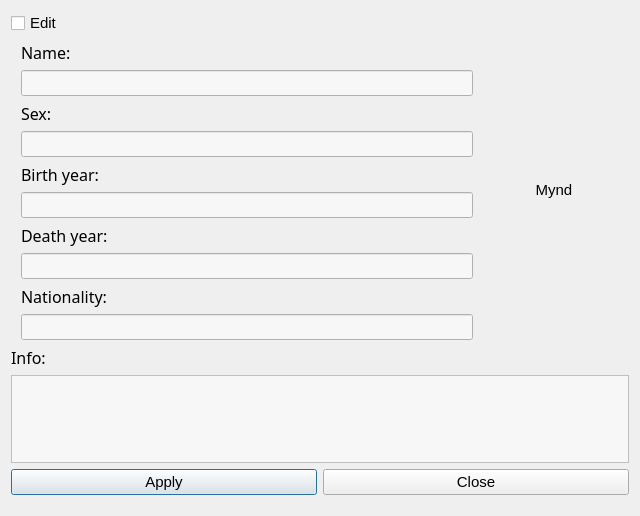
Before: the Qt Designer form infopage.ui in Fanarito/VLN1, drawn with Qt 5.
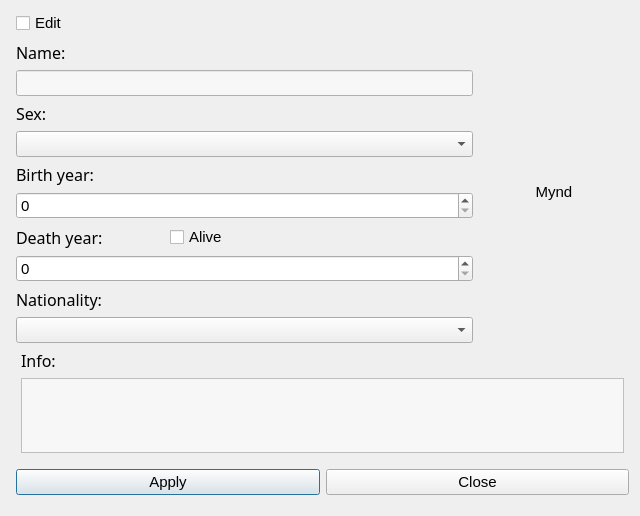
After: the same form once the commit is applied. Icons and pictures are not drawn.

Commit message: added change person and change computer in info

The edit to the form file:
```diff
--- a/infopage.ui
+++ b/infopage.ui
@@ -21,6 +21,9 @@
   <layout class="QHBoxLayout" name="horizontalLayout">
    <item>
     <layout class="QVBoxLayout" name="verticalLayout">
+     <property name="leftMargin">
+      <number>5</number>
+     </property>
      <property name="topMargin">
       <number>0</number>
      </property>
@@ -45,7 +48,12 @@
        <item>
         <layout class="QVBoxLayout" name="verticalLayout_2">
          <property name="leftMargin">
-          <number>10</number>
+          <number>0</number>
+         </property>
+         <item>
+          <layout class="QHBoxLayout" name="horizontalLayout_5">
+           <property name="bottomMargin">
+            <number>0</number>
          </property>
          <item>
           <widget class="QLabel" name="label_2">
@@ -61,6 +69,15 @@
           </widget>
          </item>
          <item>
+            <widget class="QLabel" name="infoPersErrName">
+             <property name="text">
+              <string/>
+             </property>
+            </widget>
+           </item>
+          </layout>
+         </item>
+         <item>
           <widget class="QLineEdit" name="infoPersName">
            <property name="enabled">
             <bool>true</bool>
@@ -88,19 +105,13 @@
           </widget>
          </item>
          <item>
-          <widget class="QLineEdit" name="infoPersSex">
-           <property name="enabled">
-            <bool>true</bool>
-           </property>
-           <property name="styleSheet">
-            <string notr="true">background-color: rgb(247, 247, 247);
-color: rgb(0, 0, 0);</string>
-           </property>
-           <property name="readOnly">
-            <bool>false</bool>
-           </property>
-          </widget>
+          <widget class="QComboBox" name="infoPersSex"/>
          </item>
+         <item>
+          <layout class="QHBoxLayout" name="horizontalLayout_6">
+           <property name="bottomMargin">
+            <number>0</number>
+           </property>
          <item>
           <widget class="QLabel" name="label_4">
            <property name="font">
@@ -115,22 +126,22 @@
           </widget>
          </item>
          <item>
-          <widget class="QLineEdit" name="infoPersBirthYear">
-           <property name="enabled">
-            <bool>true</bool>
-           </property>
-           <property name="autoFillBackground">
-            <bool>false</bool>
-           </property>
-           <property name="styleSheet">
-            <string notr="true">background-color: rgb(247, 247, 247);
-color: rgb(0, 0, 0);</string>
-           </property>
-           <property name="readOnly">
-            <bool>false</bool>
+            <widget class="QLabel" name="infoPersErrBirthYear">
+             <property name="text">
+              <string/>
            </property>
           </widget>
          </item>
+          </layout>
+         </item>
+         <item>
+          <widget class="QSpinBox" name="infoPersBirthYear"/>
+         </item>
+         <item>
+          <layout class="QHBoxLayout" name="horizontalLayout_4">
+           <property name="bottomMargin">
+            <number>0</number>
+           </property>
          <item>
           <widget class="QLabel" name="label_5">
            <property name="font">
@@ -145,18 +156,23 @@
           </widget>
          </item>
          <item>
-          <widget class="QLineEdit" name="infoPersDeathYear">
-           <property name="enabled">
-            <bool>true</bool>
-           </property>
-           <property name="styleSheet">
-            <string notr="true">background-color: rgb(247, 247, 247);
-color: rgb(0, 0, 0);</string>
-           </property>
-           <property name="readOnly">
-            <bool>false</bool>
-           </property>
-          </widget>
+            <widget class="QCheckBox" name="infoPersAlive">
+             <property name="text">
+              <string>Alive</string>
+             </property>
+            </widget>
+           </item>
+           <item>
+            <widget class="QLabel" name="infoPersErrDeathYear">
+             <property name="text">
+              <string/>
+             </property>
+            </widget>
+           </item>
+          </layout>
+         </item>
+         <item>
+          <widget class="QSpinBox" name="infoPersDeathYear"/>
          </item>
          <item>
           <widget class="QLabel" name="label_6">
@@ -172,18 +188,7 @@
           </widget>
          </item>
          <item>
-          <widget class="QLineEdit" name="infoPersNationality">
-           <property name="enabled">
-            <bool>true</bool>
-           </property>
-           <property name="styleSheet">
-            <string notr="true">background-color: rgb(247, 247, 247);
-color: rgb(0, 0, 0);</string>
-           </property>
-           <property name="readOnly">
-            <bool>false</bool>
-           </property>
-          </widget>
+          <widget class="QComboBox" name="infoPersNationality"/>
          </item>
         </layout>
        </item>
@@ -203,6 +208,17 @@
       </layout>
      </item>
      <item>
+      <layout class="QVBoxLayout" name="verticalLayout_3">
+       <property name="leftMargin">
+        <number>5</number>
+       </property>
+       <property name="rightMargin">
+        <number>5</number>
+       </property>
+       <property name="bottomMargin">
+        <number>10</number>
+       </property>
+       <item>
       <widget class="QLabel" name="label_7">
        <property name="font">
         <font>
@@ -228,6 +244,8 @@
         <bool>false</bool>
        </property>
       </widget>
+       </item>
+      </layout>
      </item>
      <item>
       <layout class="QHBoxLayout" name="horizontalLayout_3">
```
Lines whose indentation alone changed are shown as unchanged. The commit also changes 13 other files.
